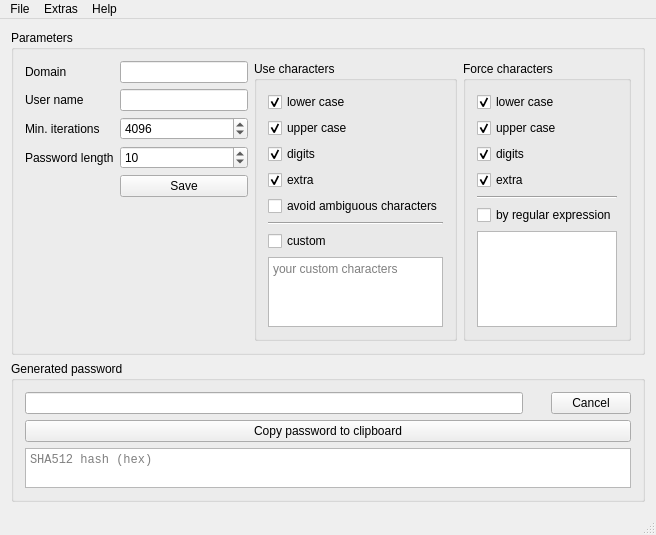
Old version of the form mainwindow.ui in the repository 607011/Qt-SESAM.
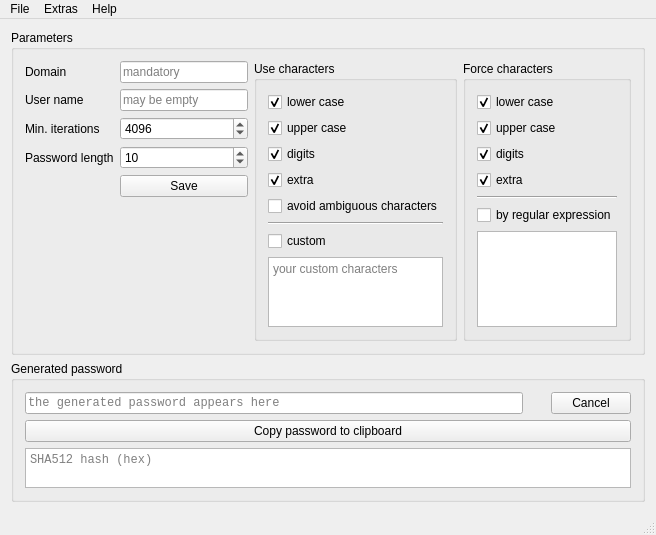
New version of the form.

Commit message: Added some keyboard shortcuts to menu actions.

```diff
--- a/mainwindow.ui
+++ b/mainwindow.ui
@@ -215,6 +215,9 @@
            <property name="text">
             <string/>
            </property>
+           <property name="placeholderText">
+            <string>mandatory</string>
+           </property>
           </widget>
          </item>
          <item row="4" column="1">
@@ -228,7 +231,11 @@
           </widget>
          </item>
          <item row="1" column="1">
-          <widget class="QLineEdit" name="userLineEdit"/>
+          <widget class="QLineEdit" name="userLineEdit">
+           <property name="placeholderText">
+            <string>may be empty</string>
+           </property>
+          </widget>
          </item>
          <item row="1" column="0">
           <widget class="QLabel" name="label_8">
@@ -312,7 +319,7 @@
             <bool>true</bool>
            </property>
            <property name="placeholderText">
-            <string/>
+            <string>the generated password appears here</string>
            </property>
           </widget>
          </item>
```
Left out of the diff: 14 changed lines with no effect on the pictures.
